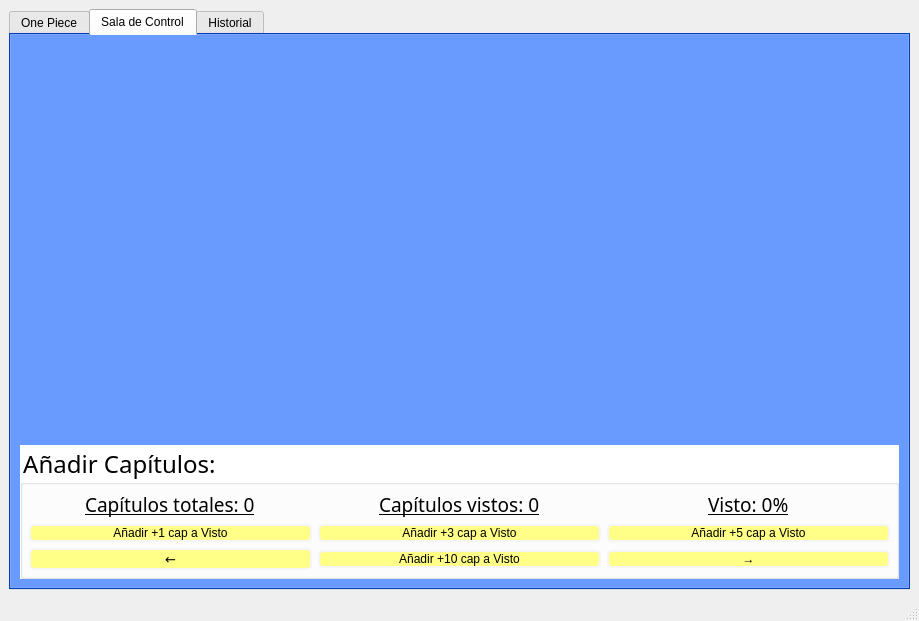
This is Qt/prueba1.ui in Casta626/OnePiecePyApp as Qt 5 draws it before an edit. The edited form follows.
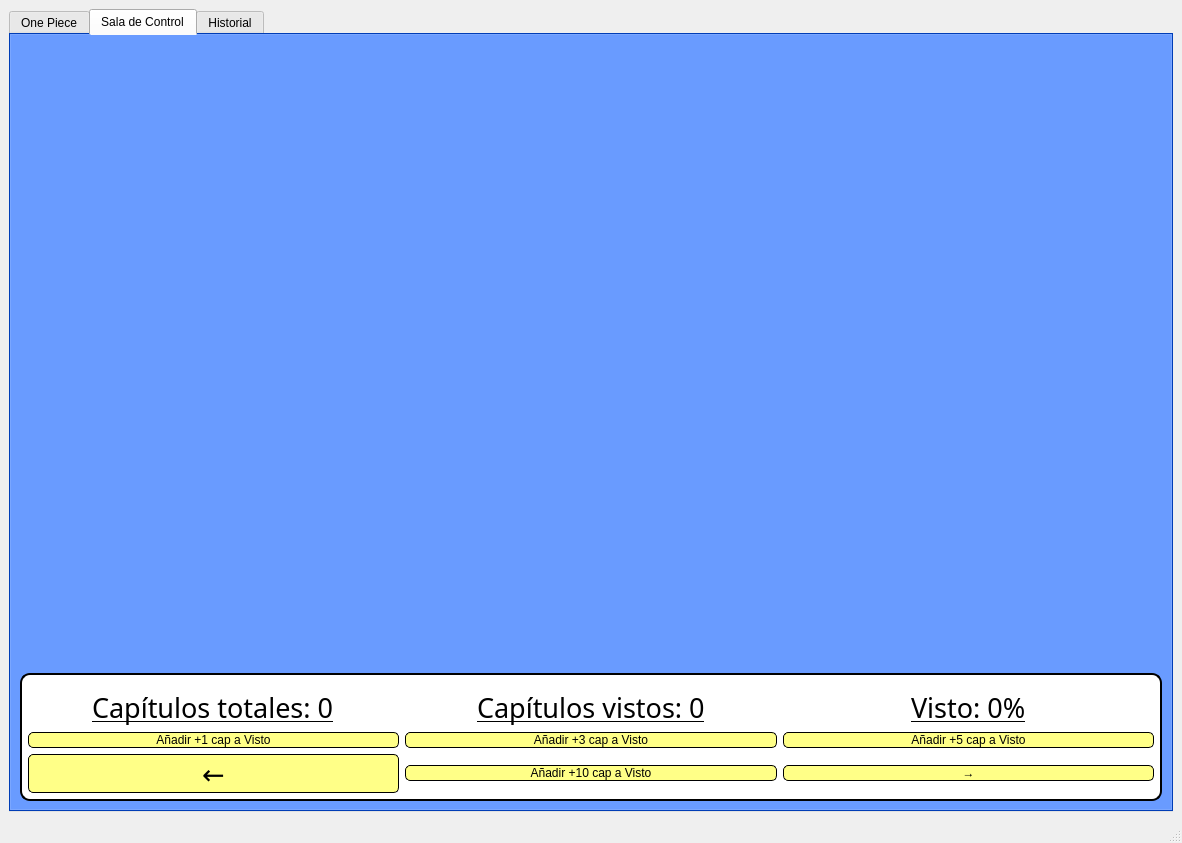
This is the edited form. The open tabs and pages were chosen to show the change. Icons and pictures are not drawn.

Commit message: UI casi terminada y paso la clase db a metodo en main

```diff
--- a/Qt/prueba1.ui
+++ b/Qt/prueba1.ui
@@ -6,8 +6,8 @@
    <rect>
     <x>0</x>
     <y>0</y>
-    <width>919</width>
-    <height>621</height>
+    <width>1182</width>
+    <height>843</height>
    </rect>
   </property>
   <property name="cursor">
@@ -35,11 +35,14 @@
 }
 
 QPushButton {
- font: 10pt &quot;Ink Free&quot;;
- border: 2px solid whitesmoke;
+ font: 20pt &quot;Ink Free&quot;;
+ border: 1px solid black;
  border-radius: 5px ;
  background-color: rgb(255, 255, 135);
+	
+
 }
+
 QPushButton:hover {
  background-color: rgb(170, 170, 150);
 }</string>
@@ -180,10 +183,12 @@
            <string notr="true">QGroupBox{
 	background-image: url(:/luffy/gear4TankMan.jpg);
 	 background-color: rgb(255, 255, 255);
+	border: 2px solid black;
+	 border-radius: 10px ;
 }</string>
           </property>
           <property name="title">
-           <string>Añadir Capítulos: </string>
+           <string/>
           </property>
           <layout class="QGridLayout" name="gridLayout" rowstretch="0,0,0" rowminimumheight="0,0,0">
            <property name="sizeConstraint">
@@ -193,7 +198,7 @@
             <number>6</number>
            </property>
            <property name="topMargin">
-            <number>6</number>
+            <number>14</number>
            </property>
            <property name="rightMargin">
             <number>6</number>
@@ -209,10 +214,13 @@
              <property name="font">
               <font>
                <family>Ink Free</family>
-               <pointsize>14</pointsize>
+               <pointsize>20</pointsize>
                <underline>true</underline>
               </font>
              </property>
+             <property name="styleSheet">
+              <string notr="true"/>
+             </property>
              <property name="text">
               <string>Capítulos vistos: 0</string>
              </property>
@@ -223,7 +231,7 @@
              <property name="font">
               <font>
                <family>Ink Free</family>
-               <pointsize>14</pointsize>
+               <pointsize>20</pointsize>
                <underline>true</underline>
               </font>
              </property>
@@ -243,7 +251,7 @@
              <property name="font">
               <font>
                <family>Ink Free</family>
-               <pointsize>14</pointsize>
+               <pointsize>20</pointsize>
                <underline>true</underline>
               </font>
              </property>
@@ -285,7 +293,7 @@
              <property name="font">
               <font>
                <family>Ink Free</family>
-               <pointsize>10</pointsize>
+               <pointsize>20</pointsize>
                <weight>50</weight>
                <italic>false</italic>
                <bold>false</bold>
```
Left out of the diff: 58 changed lines with no effect on the pictures. The commit also changes 7 other files.
